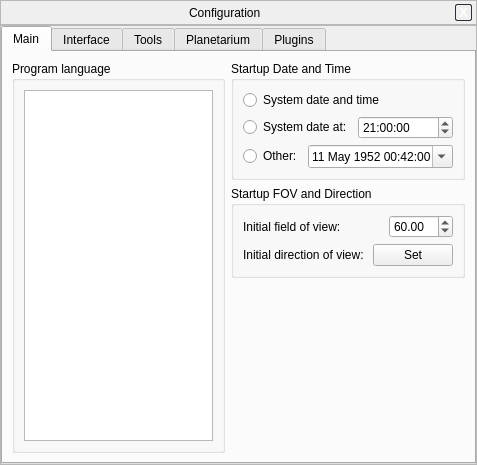
519984307/stellarium_src, file src/gui/configurationDialog.ui: the form before one commit.
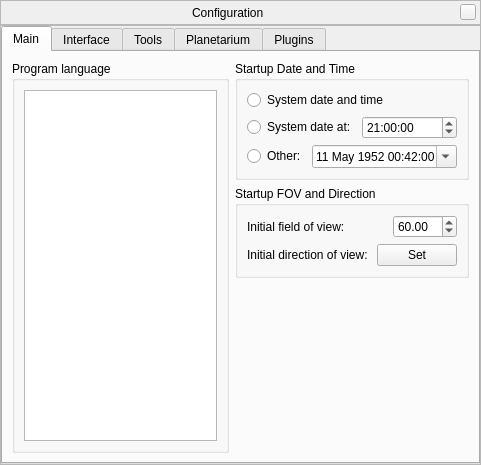
The form after the commit. Custom widgets are drawn as their Qt base class.

Commit message: Improved windows title and close button.

```diff
--- a/src/gui/configurationDialog.ui
+++ b/src/gui/configurationDialog.ui
@@ -5,7 +5,7 @@
    <rect>
     <x>0</x>
     <y>0</y>
-    <width>477</width>
+    <width>481</width>
     <height>465</height>
    </rect>
   </property>
@@ -96,28 +96,21 @@
        </spacer>
       </item>
       <item>
-       <widget class="QToolButton" name="closeView" >
+       <widget class="QPushButton" name="closeStelWindow" >
+        <property name="minimumSize" >
+         <size>
+          <width>16</width>
+          <height>16</height>
+         </size>
+        </property>
         <property name="maximumSize" >
          <size>
-          <width>17</width>
-          <height>17</height>
+          <width>16</width>
+          <height>16</height>
          </size>
         </property>
-        <property name="styleSheet" >
-         <string notr="true" >QToolButton {
-color: white;
-font-weight: bold;
-background: None;
-border: 1px solid #2e2e36;
-  border-radius: 2px;
-}
-
-QToolButton:pressed {
-color: darkgray;
-}</string>
-        </property>
         <property name="text" >
-         <string>X</string>
+         <string/>
         </property>
        </widget>
       </item>
@@ -158,8 +151,8 @@
           <rect>
            <x>0</x>
            <y>0</y>
-           <width>469</width>
-           <height>407</height>
+           <width>473</width>
+           <height>409</height>
           </rect>
          </property>
          <attribute name="title" >
```
Left out of the diff: 2 changed lines with no effect on the pictures. The commit also changes 11 other files.
